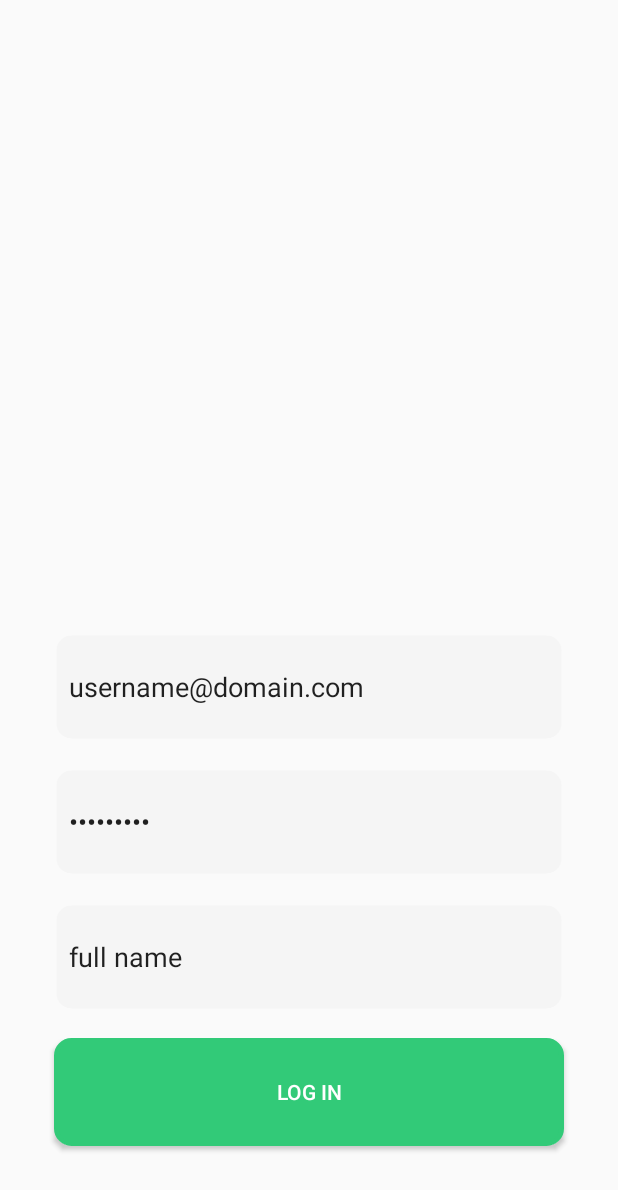
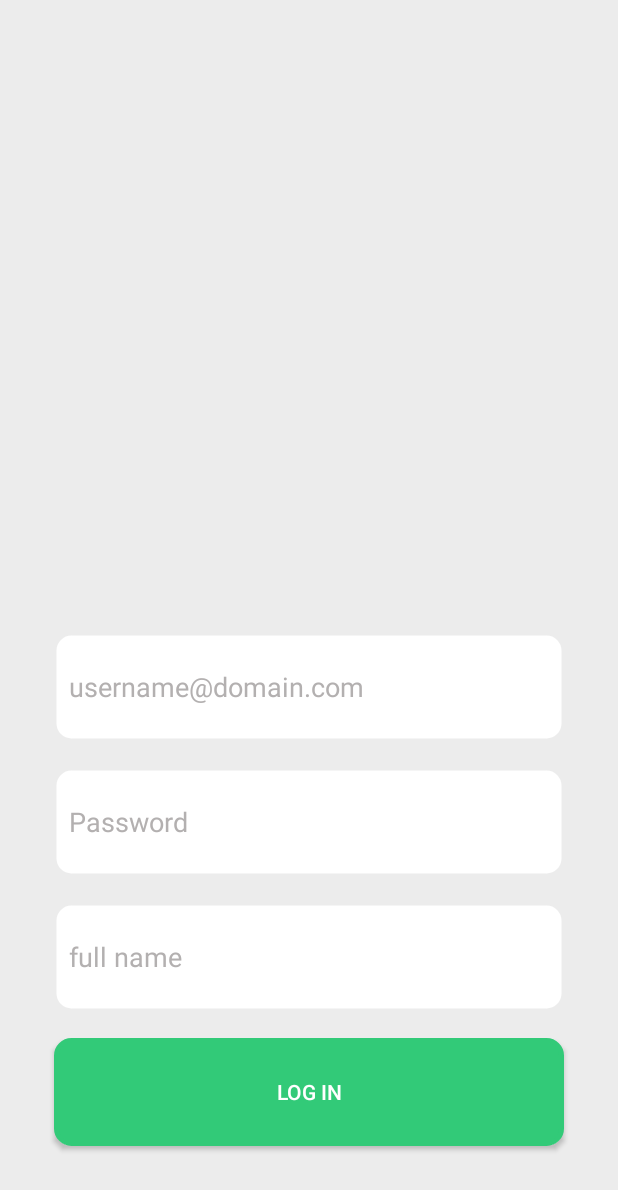
Before and after one commit to maniksundar/ghla, an Android app: the screen it shows after launch (SignInActivity), on a phone screen of 412 x 824 dp. Shown: the top 1190 px of the screen. Run offline under Robolectric (Android 15) with nearby library versions, the phone set to English and light mode, and no system bars.

Commit message:
Add all the app colors add hint text and color in signin

```diff
--- a/app/src/main/res/drawable/button_gray.xml
+++ b/app/src/main/res/drawable/button_gray.xml
@@ -1,6 +1,6 @@
 <?xml version="1.0" encoding="utf-8"?>
 <shape xmlns:android="http://schemas.android.com/apk/res/android">
-    <solid android:color="@color/colorGray"/>
+    <solid android:color="@color/colorGrey"/>
     <stroke android:width="3dp" android:color="@color/colorGreen" />
     <corners android:radius="10dp"/>
     <padding android:left="0dp" android:top="0dp" android:right="0dp" android:bottom="0dp" />
--- a/app/src/main/res/drawable/textview_gray.xml
+++ b/app/src/main/res/drawable/textview_gray.xml
@@ -1,6 +1,6 @@
 <?xml version="1.0" encoding="utf-8"?>
 <shape xmlns:android="http://schemas.android.com/apk/res/android">
-    <solid android:color="@color/colorGray"/>
+    <solid android:color="@color/colorWhite"/>
     <stroke android:width="3dp" android:color="@android:color/transparent" />
     <corners android:radius="10dp"/>
     <padding android:left="10dp" android:top="10dp" android:right="10dp" android:bottom="10dp" />
--- a/app/src/main/res/layout/activity_sign_in.xml
+++ b/app/src/main/res/layout/activity_sign_in.xml
@@ -4,6 +4,7 @@
     xmlns:tools="http://schemas.android.com/tools"
     android:layout_width="match_parent"
     android:layout_height="match_parent"
+    android:background="@color/colorPrimary"
     tools:context=".SignInActivity">
 
     <EditText
@@ -16,7 +17,8 @@
         android:background="@drawable/textview_gray"
         android:ems="10"
         android:inputType="text"
-        android:text="username@domain.com"
+        android:hint="username@domain.com"
+        android:textColorHint="@color/colorTextPlaceHolder"
         app:layout_constraintBottom_toTopOf="@+id/password"
         app:layout_constraintEnd_toEndOf="parent"
         app:layout_constraintStart_toStartOf="parent" />
@@ -31,7 +33,8 @@
         android:background="@drawable/textview_gray"
         android:ems="10"
         android:inputType="textPassword"
-        android:text="@string/full_name"
+        android:hint="@string/prompt_password"
+        android:textColorHint="@color/colorTextPlaceHolder"
         app:layout_constraintBottom_toTopOf="@+id/fullname"
         app:layout_constraintEnd_toEndOf="parent"
         app:layout_constraintStart_toStartOf="parent" />
@@ -46,7 +49,8 @@
         android:background="@drawable/textview_gray"
         android:ems="10"
         android:inputType="textPersonName"
-        android:text="@string/full_name"
+        android:hint="@string/full_name"
+        android:textColorHint="@color/colorTextPlaceHolder"
         app:layout_constraintBottom_toTopOf="@+id/button"
         app:layout_constraintEnd_toEndOf="parent"
         app:layout_constraintStart_toStartOf="parent" />
--- a/app/src/main/res/values/colors.xml
+++ b/app/src/main/res/values/colors.xml
@@ -1,8 +1,16 @@
 <?xml version="1.0" encoding="utf-8"?>
 <resources>
-    <color name="colorPrimary">#995c5c</color>
+    <color name="colorPrimary">#ececec</color>
     <color name="colorPrimaryDark">#7e8087</color>
     <color name="colorAccent">#FF4081</color>
     <color name="colorGreen">#32ca78</color>
-    <color name="colorGray">#f5f5f5</color>
+    <color name="colorGrey">#9b9b9b</color>
+    <color name="colorGrey2">#f5f5f5</color>
+    <color name="colorBlack">#000</color>
+    <color name="colorWhite">#fff</color>
+    <color name="colorText">#000</color>
+    <color name="colorTextPlaceHolder">#b3b0b0</color>
+    <color name="colorTextMetric">#4a4a4a</color>
+    <color name="colorTextGreen">#006b3f</color>
+
 </resources>
--- a/app/src/main/res/values/strings.xml
+++ b/app/src/main/res/values/strings.xml
@@ -3,7 +3,7 @@
 
     <!-- Strings related to login -->
     <string name="prompt_email">Email</string>
-    <string name="prompt_password">Password (optional)</string>
+    <string name="prompt_password">Password</string>
     <string name="action_sign_in">Sign in or register</string>
     <string name="action_sign_in_short">Sign in</string>
     <string name="error_invalid_email">This email address is invalid</string>
```
